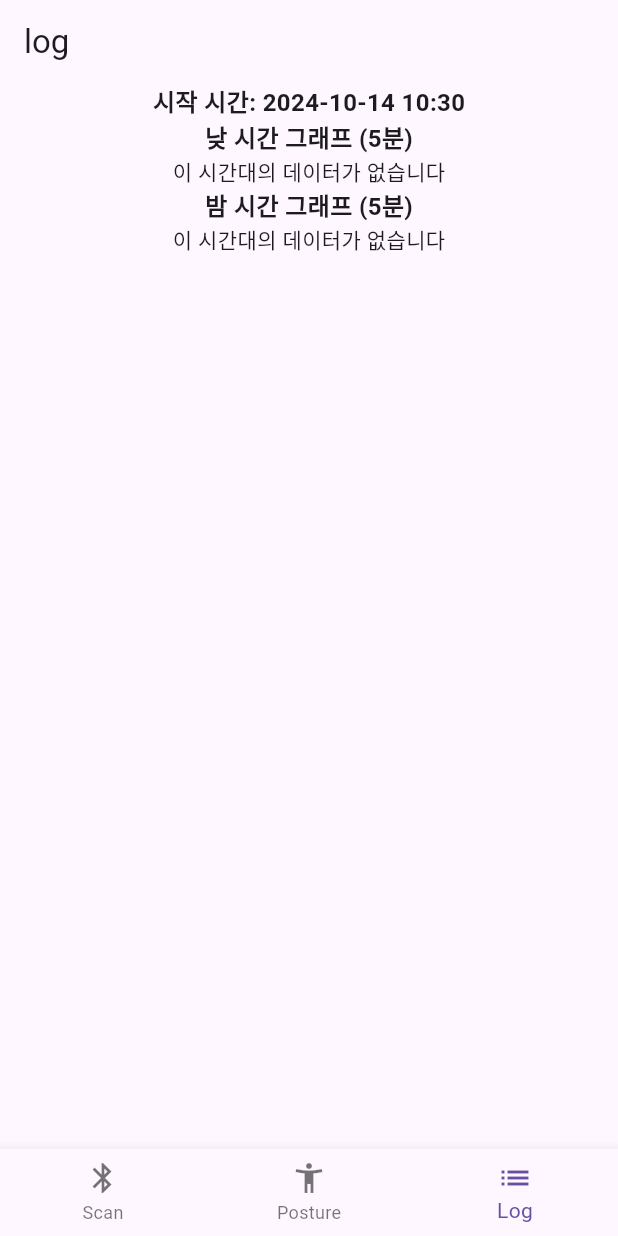
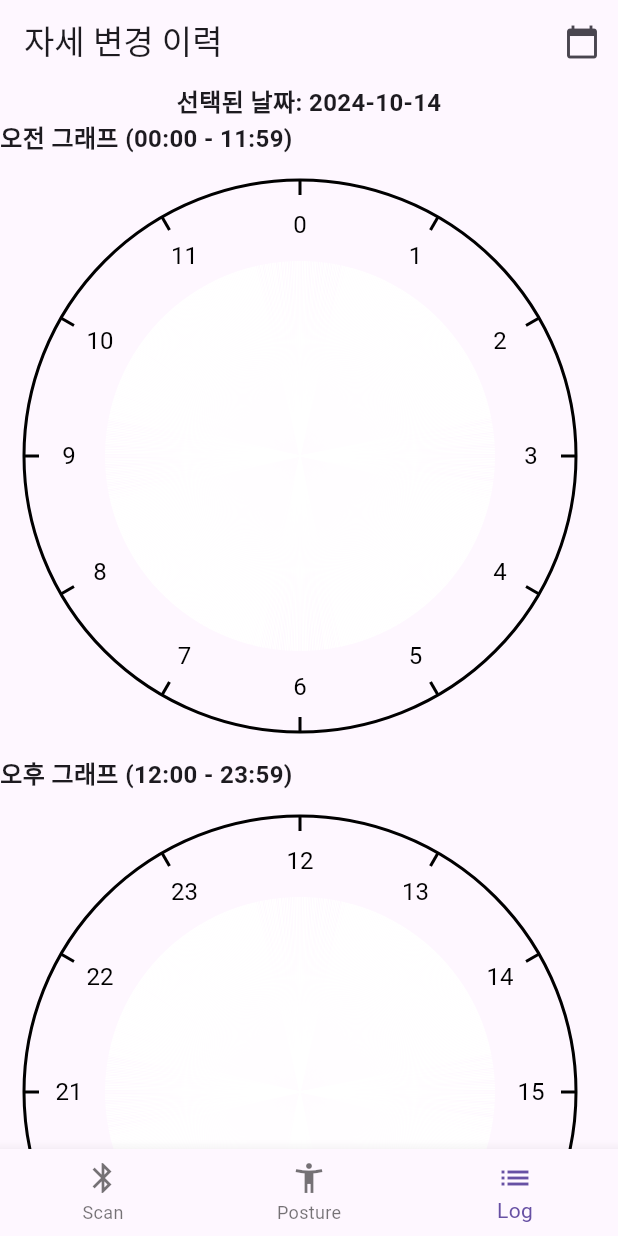
Before and after one commit to KongDaeyeong/capstone-design, a Flutter app: the screen it shows after launch, item 3 of the bottom bar chosen, on a phone screen of 412 x 824 dp. Run offline on Flutter 3.47's test engine with Material 3 defaults, Android fonts, the light colour scheme and no system bars; drawn by our look-alikes of fl_chart; our stand-ins replace flutter_blue_plus, flutter_local_notifications, permission_handler, sqflite, table_calendar; accounts and stored records are empty.

Commit message:
log 시각화 완료

```diff
--- a/littletest2/lib/main.dart
+++ b/littletest2/lib/main.dart
@@ -12,6 +12,9 @@ import 'package:table_calendar/table_calendar.dart';
 import 'package:intl/intl.dart';
 
 import 'package:fl_chart/fl_chart.dart';
+import 'dart:math' as math;
+import 'dart:math';
+import 'dart:ui' as ui;
 
 // DB 관련 코드
 class DatabaseHelper {
@@ -741,115 +744,200 @@ class LogPage extends StatefulWidget {
 }
 
 class _LogPageState extends State<LogPage> {
-  DateTime _startTime = DateTime.now();
+  bool _showCalendar = false;
+  DateTime _selectedDate = DateTime.now();
+  CalendarFormat _calendarFormat = CalendarFormat.month;
+
+  // Store data for morning (00:00 - 11:59) and afternoon (12:00 - 23:59)
+  Map<String, List<PostureTimeSlot>> morningData = {};
+  Map<String, List<PostureTimeSlot>> afternoonData = {};
 
   @override
   void initState() {
     super.initState();
-    _startTime = DateTime(_startTime.year, _startTime.month, _startTime.day,
-        _startTime.hour, (_startTime.minute ~/ 5) * 5);
+    Future.microtask(() {
+      Provider.of<PostureLogManager>(context, listen: false).loadLogsByDate(_selectedDate);
+      _processLogs();
+    });
+  }
+
+  void _processLogs() {
+    final logs = Provider.of<PostureLogManager>(context, listen: false).logs;
+    morningData.clear();
+    afternoonData.clear();
+
+    for (var log in logs) {
+      final startTime = log.timestamp.subtract(log.duration);  // 시작 시간 계산
+      final endTime = log.timestamp;  // 종료 시간 (기존의 timestamp)
+      final isAfternoon = startTime.hour >= 12;
+      final targetData = isAfternoon ? afternoonData : morningData;
+
+      if (!targetData.containsKey(log.fromDirection)) {
+        targetData[log.fromDirection] = [];
+      }
+
+      targetData[log.fromDirection]!.add(PostureTimeSlot(
+        start: startTime,
+        end: endTime,
+      ));
+    }
   }
 
   @override
   Widget build(BuildContext context) {
+    WidgetsBinding.instance.addPostFrameCallback((_) {
+      Provider.of<PostureLogManager>(context, listen: false).loadLogsByDate(_selectedDate);
+      _processLogs();
+    });
+
     return Scaffold(
       appBar: AppBar(
-        title: const Text('log'),
+        title: const Text('자세 변경 이력'),
+        actions: [
+          IconButton(
+            icon: Icon(_showCalendar ? Icons.list : Icons.calendar_today),
+            onPressed: () {
+              setState(() {
+                _showCalendar = !_showCalendar;
+              });
+            },
           ),
-      body: SingleChildScrollView(  // 스크롤 가능하게 만듦
-        child: Column(
+        ],
+      ),
+      body: Column(
         children: [
-            Text('시작 시간: ${DateFormat('yyyy-MM-dd HH:mm').format(_startTime)}',
-                style: TextStyle(fontSize: 16, fontWeight: FontWeight.bold)),
-
-            Consumer<PostureLogManager>(
+          if (_showCalendar) _buildCalendar(),
+          Text(
+            '선택된 날짜: ${DateFormat('yyyy-MM-dd').format(_selectedDate)}',
+            style: TextStyle(fontSize: 16, fontWeight: FontWeight.bold),
+          ),
+          Expanded(
+            child: SingleChildScrollView(
+              child: Consumer<PostureLogManager>(
                 builder: (context, logManager, child) {
-                print('로그 개수: ${logManager.logs.length}'); // 디버깅용 출력
                   return Column(
+                    crossAxisAlignment: CrossAxisAlignment.start,
                     children: [
-                    Text('낮 시간 그래프 (5분)', style: TextStyle(fontSize: 16, fontWeight: FontWeight.bold)),
-                    _buildPieChart(logManager.logs, isDayTime: true),
-                    Text('밤 시간 그래프 (5분)', style: TextStyle(fontSize: 16, fontWeight: FontWeight.bold)),
-                    _buildPieChart(logManager.logs, isDayTime: false),
-                    // 그래프와 로그 사이의 여백 추가
-                    SizedBox(height: 20),
-                    Container(
-                      height: 400, // 로그를 위한 고정된 높이
-                      child: ListView.builder(
+                      Text('오전 그래프 (00:00 - 11:59)', style: TextStyle(fontSize: 16, fontWeight: FontWeight.bold)),
+                      buildClockChart(morningData, isMorning: true),
+                      Text('오후 그래프 (12:00 - 23:59)', style: TextStyle(fontSize: 16, fontWeight: FontWeight.bold)),
+                      buildClockChart(afternoonData, isMorning: false),
+                      ListView.builder(
+                        shrinkWrap: true,
+                        physics: NeverScrollableScrollPhysics(),
                         itemCount: logManager.logs.length,
                         itemBuilder: (context, index) {
                           final log = logManager.logs[index];
                           return ListTile(
                             title: Text('${log.fromDirection} → ${log.toDirection}'),
-                            subtitle: Text('Duration: ${formatDuration(log.duration)}'),
+                            subtitle: Text('유지 시간: ${formatDuration(log.duration)}'),
                             trailing: Text(DateFormat('HH:mm:ss').format(log.timestamp)),
                           );
                         },
-                      ),
                       ),
                     ],
                   );
                 },
               ),
+            ),
+          ),
         ],
-        ),
       ),
     );
   }
 
-  Widget _buildPieChart(List<PostureLogEntry> logs, {required bool isDayTime}) {
-    final DateTime startTime = isDayTime ? _startTime : _startTime.add(Duration(minutes: 5));
-    final DateTime endTime = startTime.add(Duration(minutes: 5));
+  Widget buildClockChart(Map<String, List<PostureTimeSlot>> data, {required bool isMorning}) {
+    List<PieChartSectionData> sections = [];
+    final startHour = isMorning ? 0 : 12;
+    final endHour = isMorning ? 12 : 24;
 
 
-    final Map<String, double> postureDurations = {
-      'front': 0.0,
-      'back': 0.0,
-      'left': 0.0,
-      'right': 0.0,
-    };
+    for (int hour = startHour; hour < endHour; hour++) {
+      for (int minute = 0; minute < 60; minute++) {
+        final time = DateTime(_selectedDate.year, _selectedDate.month, _selectedDate.day, hour, minute);
+        String? posture = _getPostureAtTime(data, time);
 
-
-
-
-    List<PieChartSectionData> sections = [];
-    postureDurations.forEach((direction, duration) {
-      if (duration > 0) {
         sections.add(PieChartSectionData(
-          color: _getPostureColor(direction),
-          value: duration,
-          title: '$direction\n${duration.toStringAsFixed(1)}s',
-          radius: 70, // 그래프 크기 조정
-          titleStyle: TextStyle(fontSize: 12, fontWeight: FontWeight.bold, color: Colors.white),
+          color: _getPostureColor(posture),
+          value: 1,
+          title: '',
+          radius: 130,
+          showTitle: false,
         ));
       }
-    });
-
-    if (sections.isEmpty) {
-      return Center(child: Text('이 시간대의 데이터가 없습니다'));
     }
 
     return Container(
-      height: 200,
+      height: 400,
+      width: 400,
       padding: EdgeInsets.all(16),
-      child: PieChart(
+      child: Stack(
+        children: [
+          PieChart(
             PieChartData(
               sections: sections,
-          centerSpaceRadius: 30, // 중심 공간 크기 조정
-          sectionsSpace: 2,
-          pieTouchData: PieTouchData(touchCallback: (_, __) {}),
+              centerSpaceRadius: 0,
+              sectionsSpace: 0,
+              startDegreeOffset: -90,
             ),
+          ),
+          Positioned.fill(
+            child: CustomPaint(
+              painter: ClockFacePainter(isMorning: isMorning),
+            ),
+          ),
+        ],
       ),
     );
   }
 
-  Color _getPostureColor(String direction) {
+  String? _getPostureAtTime(Map<String, List<PostureTimeSlot>> data, DateTime time) {
+    for (var entry in data.entries) {
+      for (var slot in entry.value) {
+        if (time.isAfter(slot.start) && time.isBefore(slot.end)) {
+          return entry.key;
+        }
+      }
+    }
+    return null;
+  }
+
+  Widget _buildCalendar() {
+    return TableCalendar(
+      firstDay: DateTime.utc(2023, 1, 1),
+      lastDay: DateTime.utc(2030, 12, 31),
+      focusedDay: _selectedDate,
+      calendarFormat: _calendarFormat,
+      selectedDayPredicate: (day) {
+        return isSameDay(_selectedDate, day);
+      },
+      onDaySelected: (selectedDay, focusedDay) {
+        setState(() {
+          _selectedDate = selectedDay;
+          Provider.of<PostureLogManager>(context, listen: false).loadLogsByDate(_selectedDate);
+          _processLogs();
+        });
+      },
+      onFormatChanged: (format) {
+        setState(() {
+          _calendarFormat = format;
+        });
+      },
+    );
+  }
+
+  Color _getPostureColor(String? direction) {
     switch (direction) {
-      case 'front': return Colors.green;
-      case 'back': return Colors.red;
-      case 'left': return Colors.blue;
-      case 'right': return Colors.orange;
-      default: return Colors.grey;
+      case 'front':
+        return Colors.green;
+      case 'back':
+        return Colors.red;
+      case 'left':
+        return Colors.blue;
+      case 'right':
+        return Colors.orange;
+      default:
+        return Colors.white; // For unmeasured time
     }
   }
 }
@@ -860,3 +948,62 @@ String formatDuration(Duration duration) {
   String twoDigitSeconds = twoDigits(duration.inSeconds.remainder(60));
   return '${twoDigits(duration.inHours)}:$twoDigitMinutes:$twoDigitSeconds';
 }
+
+class PostureTimeSlot {
+  final DateTime start;
+  final DateTime end;
+
+  PostureTimeSlot({required this.start, required this.end});
+  Duration get duration => end.difference(start);
+}
+
+class ClockFacePainter extends CustomPainter {
+  final bool isMorning;
+
+  ClockFacePainter({required this.isMorning});
+
+  @override
+  void paint(Canvas canvas, Size size) {
+    final center = Offset(size.width / 2, size.height / 2);
+    final radius = size.width / 2;
+    final paint = Paint()
+      ..color = Colors.black
+      ..style = PaintingStyle.stroke
+      ..strokeWidth = 2;
+
+    // Draw circle
+    canvas.drawCircle(center, radius, paint);
+
+    // Draw hour marks
+    for (int i = 0; i < 12; i++) {
+      final angle = (i * 30 - 90) * (pi / 180);
+      final hourMarkStart = Offset(
+        center.dx + cos(angle) * (radius - 10),
+        center.dy + sin(angle) * (radius - 10),
+      );
+      final hourMarkEnd = Offset(
+        center.dx + cos(angle) * radius,
+        center.dy + sin(angle) * radius,
+      );
+      canvas.drawLine(hourMarkStart, hourMarkEnd, paint);
+
+      // Draw hour numbers
+      final textPainter = TextPainter(
+        text: TextSpan(
+          text: '${isMorning ? i : i + 12}',
+          style: TextStyle(color: Colors.black, fontSize: 16),
+        ),
+        textDirection: ui.TextDirection.ltr,
+      );
+      textPainter.layout();
+      final textCenter = Offset(
+        center.dx + cos(angle) * (radius - 30) - textPainter.width / 2,
+        center.dy + sin(angle) * (radius - 30) - textPainter.height / 2,
+      );
+      textPainter.paint(canvas, textCenter);
+    }
+  }
+
+  @override
+  bool shouldRepaint(CustomPainter oldDelegate) => false;
+}
--- a/littletest2/pubspec.yaml
+++ b/littletest2/pubspec.yaml
@@ -45,6 +45,7 @@ dependencies:
   cupertino_icons: ^1.0.8
   flutter_blue_plus: ^1.32.12
   fl_chart: ^0.69.0
+
 
 dev_dependencies:
   flutter_test:
```
Lines whose indentation alone changed are shown as unchanged.
